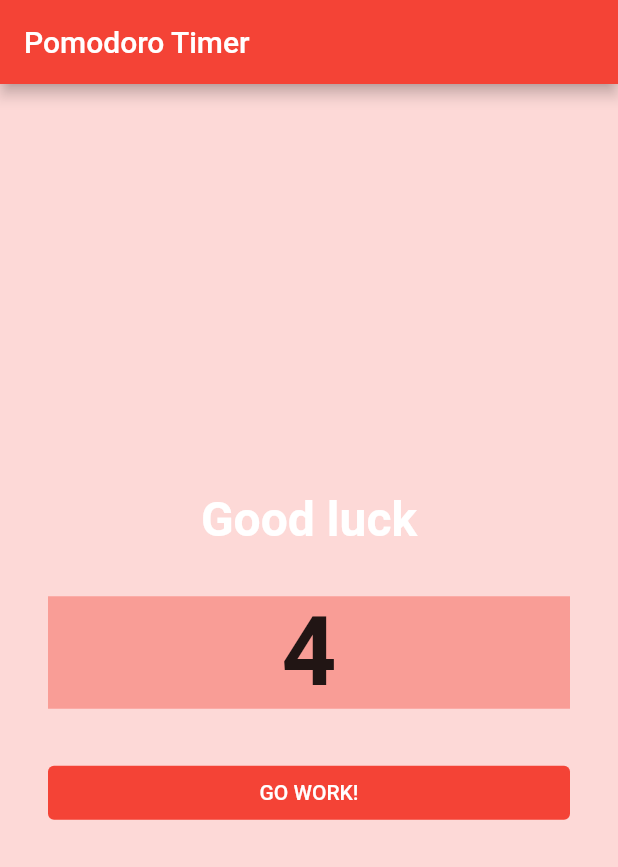
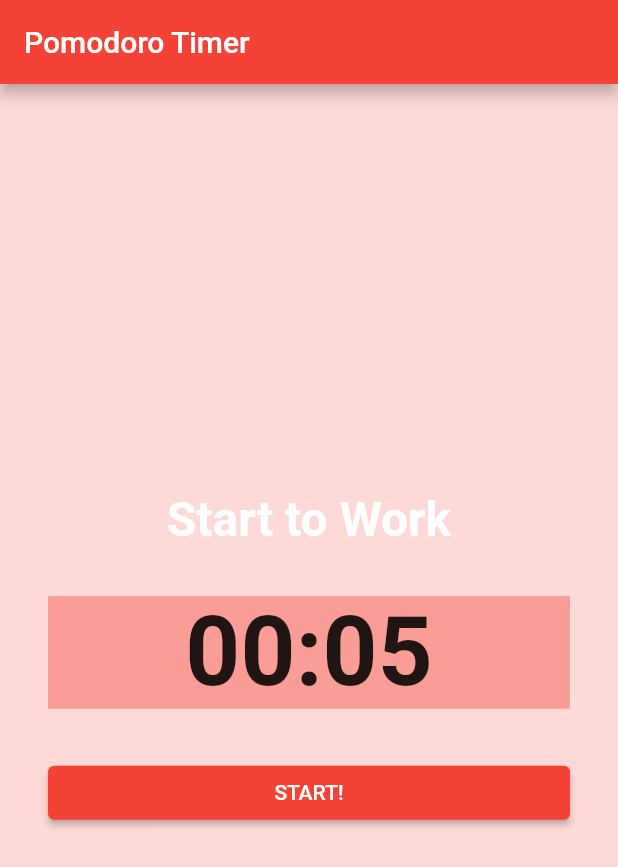
Before and after one commit to adityandar/flutter_notification, a Flutter app: the screen it shows after launch, after a tap on "START!", on a phone screen of 412 x 824 dp. Shown: the top 867 px of the screen. Run offline on Flutter 3.47's test engine with Material 2 defaults, Android fonts, the phone set to English and light mode, and no system bars; drawn by our look-alikes of oktoast; our stand-ins replace flutter_local_notifications.

Commit message:
remove for starter

```diff
--- a/lib/home_page.dart
+++ b/lib/home_page.dart
@@ -1,68 +1,7 @@
-import 'dart:async';
+import 'package:flutter/material.dart';
 
-import 'package:flutter/material.dart';
-import 'package:flutter_notification/notification_service.dart';
-
-class HomePage extends StatefulWidget {
+class HomePage extends StatelessWidget {
   const HomePage({super.key});
-
-  @override
-  State<HomePage> createState() => _HomePageState();
-}
-
-class _HomePageState extends State<HomePage> {
-  Timer? _countdownTimer;
-  Duration _podomoroDuration = Duration(seconds: 5);
-
-  @override
-  void initState() {
-    super.initState();
-  }
-
-  /// Timer related methods ///
-  // Step 3
-  void startTimer() {
-    _countdownTimer =
-        Timer.periodic(Duration(seconds: 1), (_) => setCountDown());
-  }
-
-  // Step 4
-  void stopTimer() {
-    setState(() => _countdownTimer!.cancel());
-  }
-
-  // Step 5
-  void resetTimer() {
-    stopTimer();
-    setState(() => _podomoroDuration = Duration(seconds: 5));
-  }
-
-  // Step 6
-  void setCountDown() {
-    final reduceSecondsBy = 1;
-    setState(() {
-      final seconds = _podomoroDuration.inSeconds - reduceSecondsBy;
-      if (seconds < 1) {
-        _triggerEndPodomoroNotification();
-      }
-      if (seconds < 0) {
-        _countdownTimer!.cancel();
-        resetTimer();
-      } else {
-        _podomoroDuration = Duration(seconds: seconds);
-      }
-    });
-  }
-
-  void _triggerEndPodomoroNotification() {
-    NotificationService().addNotification(
-      title: 'Let\'s get a break!',
-      body: 'Don\'t forget to drink.',
-      endTime: DateTime.now().millisecondsSinceEpoch + 1000,
-      channelId: 'work-end',
-      channelName: 'work-end',
-    );
-  }
 
   @override
   Widget build(BuildContext context) {
@@ -78,9 +17,7 @@ class _HomePageState extends State<HomePage> {
             mainAxisAlignment: MainAxisAlignment.center,
             children: [
               Text(
-                (_countdownTimer?.isActive ?? false)
-                    ? 'Good luck'
-                    : 'Start to Work',
+                'Start to Work',
                 style: titleTextStyle,
               ),
               SizedBox(height: 32),
@@ -90,7 +27,7 @@ class _HomePageState extends State<HomePage> {
                 color: Colors.red.withOpacity(0.4),
                 child: Center(
                   child: Text(
-                    _podomoroDuration.inSeconds.toString(),
+                    '00:05', // set to dynamic current timer
                     style: timerTextStyle,
                   ),
                 ),
@@ -99,23 +36,11 @@ class _HomePageState extends State<HomePage> {
               Container(
                 width: double.infinity,
                 child: ElevatedButton(
-                  onPressed: (_countdownTimer?.isActive ?? false)
-                      ? null
-                      : () {
-                          NotificationService().addNotification(
-                            title: 'Start Podomoro!',
-                            body: 'Let\'s focus!',
-                            endTime:
-                                DateTime.now().millisecondsSinceEpoch + 1000,
-                            channelId: 'work-start',
-                            channelName: 'work-start',
-                          );
-                          startTimer();
-                        },
+                  onPressed: () {
+                    // Add trigger notification start
+                  },
                   child: Text(
-                    (_countdownTimer?.isActive ?? false)
-                        ? 'GO WORK!'
-                        : 'START!',
+                    'START!',
                     style: TextStyle(color: Colors.white),
                   ),
                 ),
--- a/lib/main.dart
+++ b/lib/main.dart
@@ -1,15 +1,12 @@
 import 'package:flutter/material.dart';
 import 'package:flutter_local_notifications/flutter_local_notifications.dart';
 import 'package:flutter_notification/home_page.dart';
-import 'package:flutter_notification/notification_service.dart';
 import 'package:oktoast/oktoast.dart';
 
 final FlutterLocalNotificationsPlugin flutterLocalNotificationsPlugin =
     FlutterLocalNotificationsPlugin();
 
 Future<void> main() async {
-  WidgetsFlutterBinding.ensureInitialized();
-  await NotificationService().setup();
   runApp(const MyApp());
 }
 
--- a/lib/notification_service.dart
+++ /dev/null
@@ -1,82 +0,0 @@
-import 'package:flutter/cupertino.dart';
-import 'package:flutter/material.dart';
-import 'package:flutter_local_notifications/flutter_local_notifications.dart';
-import 'package:oktoast/oktoast.dart';
-import 'package:timezone/data/latest.dart' as tzData;
-import 'package:timezone/timezone.dart' as tz;
-
-class NotificationService {
-  final _localNotificationsPlugin = FlutterLocalNotificationsPlugin();
-
-  Future<void> setup() async {
-    // #1
-    const androidSetting = AndroidInitializationSettings('@mipmap/ic_launcher');
-    final iosSetting = DarwinInitializationSettings(
-      onDidReceiveLocalNotification: onDidReceiveLocalNotification,
-    );
-
-    // #2
-    final initSettings =
-        InitializationSettings(android: androidSetting, iOS: iosSetting);
-
-    // #3
-    await _localNotificationsPlugin.initialize(initSettings).then((_) {
-      debugPrint('setupPlugin: setup success');
-    }).catchError((Object error) {
-      debugPrint('Error: $error');
-    });
-  }
-
-  Future<void> addNotification({
-    required String title,
-    required String body,
-    required String channelId,
-    required String channelName,
-    required int endTime,
-  }) async {
-    // #1
-    tzData.initializeTimeZones();
-    final scheduleTime = tz.TZDateTime.fromMillisecondsSinceEpoch(
-      tz.local,
-      endTime,
-    );
-
-// #2
-    final androidDetail = AndroidNotificationDetails(
-      channelId, // channel Id
-      channelName, // channel Name
-    );
-
-    const iosDetail = DarwinNotificationDetails();
-
-    final noticeDetail = NotificationDetails(
-      iOS: iosDetail,
-      android: androidDetail,
-    );
-
-// #3
-    const id = 0;
-
-// #4
-    await _localNotificationsPlugin.zonedSchedule(
-      id,
-      title,
-      body,
-      scheduleTime,
-      noticeDetail,
-      uiLocalNotificationDateInterpretation:
-          UILocalNotificationDateInterpretation.absoluteTime,
-      androidAllowWhileIdle: true,
-    );
-  }
-
-  void onDidReceiveLocalNotification(
-    int? id,
-    String? title,
-    String? body,
-    String? payload,
-  ) async {
-    // display a dialog with the notification details, tap ok to go to another page
-    showToast('$title $body');
-  }
-}
```
